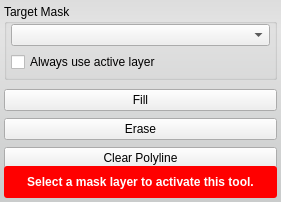
First picture: the form in src/Interface/ToolInterface/PolylineToolInterface.ui, repository jessdtate/Seg3D, before the edit.
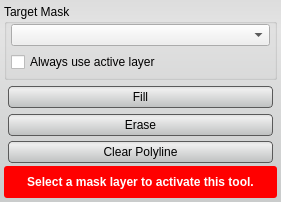
Second picture: the form after the edit. Custom widgets are drawn as their Qt base class.

Commit message: added styles to the ui buttons still some tweaking that needs done.  check out the Discrete Gaussian Blur tool and let me know if the lighter background looks better.

The edit to the form file:
```diff
--- a/src/Interface/ToolInterface/PolylineToolInterface.ui
+++ b/src/Interface/ToolInterface/PolylineToolInterface.ui
@@ -35,6 +35,27 @@
    <string notr="true">QWidget#PolylineToolInterface{
 	border-radius: 3px;
 	background-color: qlineargradient(spread:pad, x1:0.5, y1:0, x2:0.5, y2:0.960227, stop:0 rgba(221, 221, 221, 255), stop:0.155779 rgba(228, 228, 228, 255), stop:1 rgba(202, 204, 204, 255));      
+}
+
+QPushButton{
+	background-color: qlineargradient(spread:pad, x1:0.5, y1:0, x2:0.5, y2:0.960227, stop:0 rgba(221, 221, 221, 255), stop:0.155779 rgba(238, 238, 238, 255), stop:1 rgba(192, 194, 194, 255));
+	border-radius: 4px;
+	border: 1px solid rgb(90, 90, 90);
+	margin:4px;
+}
+
+QPushButton:hover{
+	background-color: qlineargradient(spread:pad, x1:0.5, y1:0, x2:0.5, y2:1, stop:0 rgba(195, 195, 195, 255), stop:0.253769 rgba(206, 206, 206, 255), stop:1 rgba(185, 185, 185, 255));
+	border-radius: 4px;
+	border: 1px solid rgb(90, 90, 90);
+	margin:4px;
+}
+
+QPushButton:pressed{
+	background-color: qlineargradient(spread:pad, x1:0.5, y1:0, x2:0.5, y2:1, stop:0 rgba(150, 150, 150, 255), stop:0.753769 rgba(206, 206, 206, 255), stop:1 rgba(185, 185, 185, 255));
+	border-radius: 4px;
+	border: 1px solid rgb(90, 90, 90);
+	margin:4px;
 }</string>
   </property>
   <layout class="QVBoxLayout" name="verticalLayout_2">
@@ -117,18 +138,6 @@
    </item>
    <item>
     <widget class="QWidget" name="widget" native="true">
-     <property name="minimumSize">
-      <size>
-       <width>0</width>
-       <height>96</height>
-      </size>
-     </property>
-     <property name="maximumSize">
-      <size>
-       <width>16777215</width>
-       <height>96</height>
-      </size>
-     </property>
      <layout class="QVBoxLayout" name="verticalLayout">
       <property name="spacing">
        <number>0</number>
@@ -138,6 +147,12 @@
       </property>
       <item>
        <widget class="QPushButton" name="fill_button_">
+        <property name="minimumSize">
+         <size>
+          <width>0</width>
+          <height>30</height>
+         </size>
+        </property>
         <property name="text">
          <string>Fill</string>
         </property>
@@ -145,6 +160,12 @@
       </item>
       <item>
        <widget class="QPushButton" name="erase_button_">
+        <property name="minimumSize">
+         <size>
+          <width>0</width>
+          <height>30</height>
+         </size>
+        </property>
         <property name="text">
          <string>Erase</string>
         </property>
@@ -152,6 +173,12 @@
       </item>
       <item>
        <widget class="QPushButton" name="clear_button_">
+        <property name="minimumSize">
+         <size>
+          <width>0</width>
+          <height>30</height>
+         </size>
+        </property>
         <property name="text">
          <string>Clear Polyline</string>
         </property>
```
The commit also changes 57 other files.
